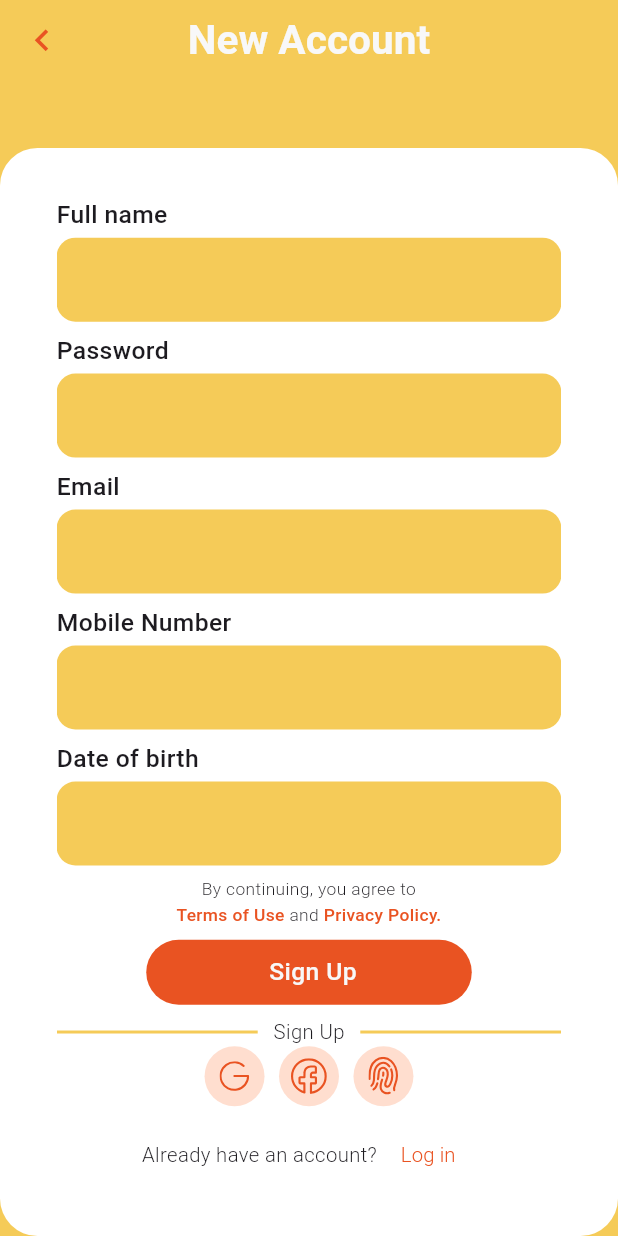
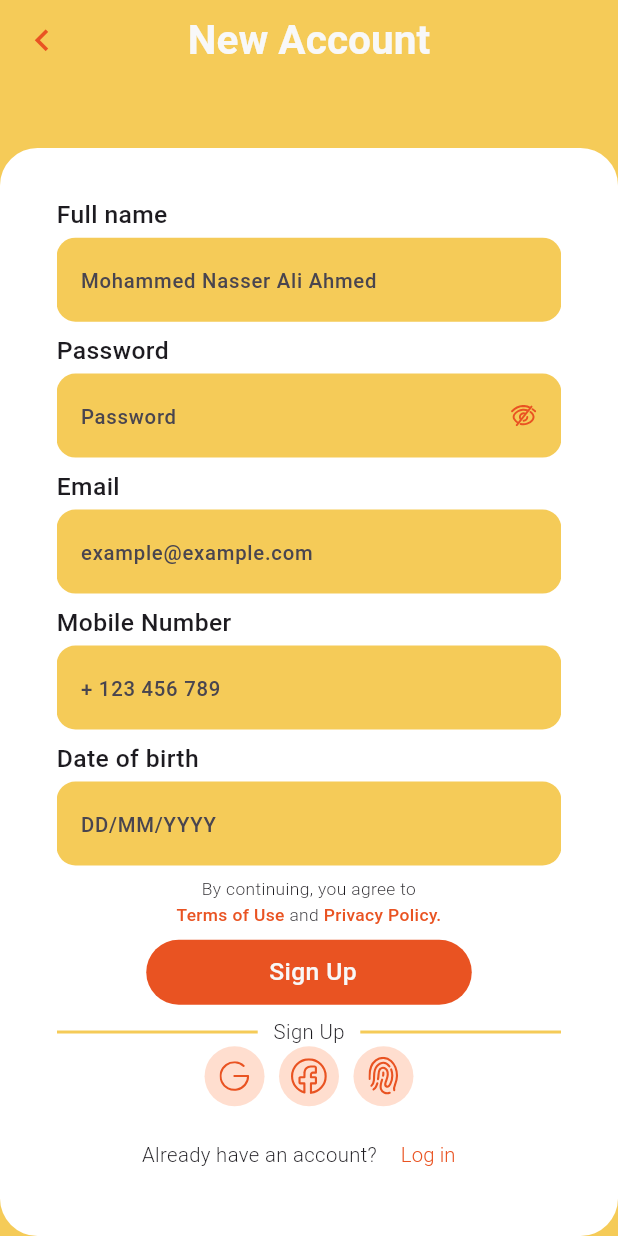
Before and after one commit to Mohammad2305/food_court, a Flutter app: the RegisterScreen screen opened by its route, on a phone screen of 412 x 824 dp. Run offline on Flutter 3.47's test engine with Material 3 defaults, Android fonts, the phone set to English and light mode, and no system bars; our stand-ins replace bloc, carousel_slider, firebase_auth, firebase_core, flutter_bloc, flutter_screenutil and 4 more; missing offline and left inert: flutter_flip_card; accounts and stored records are empty; network calls fail.

Commit message:
set register and login with email and password functions

```diff
--- a/lib/cores/shared/themes/app_input_border_style.dart
+++ b/lib/cores/shared/themes/app_input_border_style.dart
@@ -1,6 +1,5 @@
 import 'package:flutter/material.dart';
 import 'package:flutter_screenutil/flutter_screenutil.dart';
-import '../../utils/constants/app_colors.dart';
 
 class AppBorderStyles {
   static InputBorder border = OutlineInputBorder(
--- /dev/null
+++ b/lib/cores/shared/themes/input_themes.dart
@@ -0,0 +1,15 @@
+import 'package:flutter/material.dart';
+import '../../utils/constants/app_colors.dart';
+import 'app_input_border_style.dart';
+
+class AppInputThemes{
+  static InputDecorationThemeData inputField = InputDecorationThemeData(
+    fillColor: AppColors.splashColor,
+    filled: true,
+    border: AppBorderStyles.border,
+    focusedBorder: AppBorderStyles.focusedBorder,
+    enabledBorder: AppBorderStyles.enabledBorder,
+    errorBorder: AppBorderStyles.errorBorder,
+    disabledBorder: AppBorderStyles.disabledBorder,
+  );
+}
--- a/lib/cores/shared/ui/widgets/custom_input.dart
+++ b/lib/cores/shared/ui/widgets/custom_input.dart
@@ -4,7 +4,9 @@ import 'package:food_court/cores/shared/themes/app_text_styles.dart';
 
 class CustomInput extends StatelessWidget {
   final String? inputTitle;
-  const CustomInput({super.key, this.inputTitle});
+  final TextEditingController inputController;
+  final String hintText;
+  const CustomInput({super.key, this.inputTitle, required this.inputController, required this.hintText});
 
   @override
   Widget build(BuildContext context) {
@@ -16,7 +18,13 @@ class CustomInput extends StatelessWidget {
           inputTitle??"",
           style: inputTitle==null ? AppTextStyles.zero : AppTextStyles.textFtS17FW500,
         ),
-        TextFormField(),
+        TextFormField(
+          controller: inputController,
+          decoration: InputDecoration(
+            hintText: hintText,
+            hintStyle: AppTextStyles.textFtS14FW500
+          ),
+        ),
       ],
     );
   }
--- a/lib/features/auth/presentation/ui/pages/login/widgets/login_form.dart
+++ b/lib/features/auth/presentation/ui/pages/login/widgets/login_form.dart
@@ -22,8 +22,10 @@ class LoginForm extends StatelessWidget {
         children: [
           CustomInput(
             inputTitle: "Email or Mobile Number",
+            hintText: "example@example.com",
+            inputController: TextEditingController(),
           ),
-          PasswordInput(),
+          PasswordInput(inputController: TextEditingController(),),
           TextButton(
             onPressed: () {
               Navigator.pushNamed(context, AppRoutes.setPasswordScreen);
--- a/lib/features/auth/presentation/ui/pages/register/widgets/register_form.dart
+++ b/lib/features/auth/presentation/ui/pages/register/widgets/register_form.dart
@@ -19,11 +19,27 @@ class RegisterForm extends StatelessWidget {
       child: Column(
         spacing: 8.h,
         children: [
-          CustomInput(inputTitle: "Full name"),
-          PasswordInput(),
-          CustomInput(inputTitle: "Email"),
-          CustomInput(inputTitle: "Mobile Number"),
-          CustomInput(inputTitle: "Date of birth"),
+          CustomInput(
+            inputTitle: "Full name",
+            hintText: "Mohammed Nasser Ali Ahmed",
+            inputController: TextEditingController(),
+          ),
+          PasswordInput(inputController: TextEditingController(),),
+          CustomInput(
+            inputTitle: "Email",
+            hintText: "example@example.com",
+            inputController: TextEditingController(),
+          ),
+          CustomInput(
+            inputTitle: "Mobile Number",
+            hintText: "+ 123 456 789",
+            inputController: TextEditingController(),
+          ),
+          CustomInput(
+            inputTitle: "Date of birth",
+            hintText: "DD/MM/YYYY",
+            inputController: TextEditingController(),
+          ),
           TermsPrivacy(),
           CustomButton(
             onTap: () {},
@@ -33,7 +49,7 @@ class RegisterForm extends StatelessWidget {
             textColor: AppColors.whiteText,
             label: "Sign Up",
           ).centering,
-        ]
+        ],
       ),
     );
   }
--- a/lib/features/auth/presentation/ui/widgets/password_input.dart
+++ b/lib/features/auth/presentation/ui/widgets/password_input.dart
@@ -1,11 +1,27 @@
 import 'package:flutter/material.dart';
 import 'package:flutter_screenutil/flutter_screenutil.dart';
+import 'package:flutter_svg/flutter_svg.dart';
 import 'package:food_court/cores/shared/themes/app_text_styles.dart';
+import 'package:food_court/cores/utils/constants/app_assets.dart';
+import 'package:food_court/cores/utils/extensions/paddings.dart';
 
-class PasswordInput extends StatelessWidget {
+class PasswordInput extends StatefulWidget {
   final String? inputTitle;
-  const PasswordInput({super.key, this.inputTitle});
+  final TextEditingController inputController;
 
+  const PasswordInput({
+    super.key,
+    this.inputTitle,
+    required this.inputController,
+  });
+
+  @override
+  State<PasswordInput> createState() => _PasswordInputState();
+}
+
+
+class _PasswordInputState extends State<PasswordInput> {
+  bool isSecure= true;
   @override
   Widget build(BuildContext context) {
     return Column(
@@ -13,10 +29,28 @@ class PasswordInput extends StatelessWidget {
       spacing: 3.h,
       children: [
         Text(
-          inputTitle==null ? "Password" : "$inputTitle Password",
+          widget.inputTitle == null ? "Password" : "${widget.inputTitle} Password",
           style: AppTextStyles.textFtS17FW500,
         ),
-        TextFormField(),
+        TextFormField(
+          controller: widget.inputController,
+          obscureText: isSecure,
+          decoration: InputDecoration(
+            hintText: widget.inputTitle == null ? "Password" : "${widget.inputTitle} Password",
+            hintStyle: AppTextStyles.textFtS14FW500,
+            suffixIcon: InkWell(
+              onTap: () {
+                setState(() {
+                  isSecure = !isSecure;
+                });
+              },
+              child: SvgPicture.asset(
+                isSecure ? AppAssets.closeEye : AppAssets.openEye,
+              ).onlyPadding(right: 16.w),
+            ),
+            suffixIconConstraints: BoxConstraints(maxWidth: 32.w),
+          ),
+        ),
       ],
     );
   }
--- a/lib/features/auth/presentation/ui/widgets/platforms_signs.dart
+++ b/lib/features/auth/presentation/ui/widgets/platforms_signs.dart
@@ -1,7 +1,5 @@
 import 'package:flutter/material.dart';
 import 'package:flutter_screenutil/flutter_screenutil.dart';
-import 'package:flutter_svg/svg.dart';
-import 'package:flutter_svg/svg.dart';
 import 'package:flutter_svg/svg.dart';
 import 'package:food_court/cores/shared/routing/app_routes.dart';
 import 'package:food_court/cores/shared/themes/app_text_styles.dart';
--- a/lib/features/orders/presentation/ui/pages/cancel-order/widgets/cancel_reason.dart
+++ b/lib/features/orders/presentation/ui/pages/cancel-order/widgets/cancel_reason.dart
@@ -36,6 +36,8 @@ class CancelReasons extends StatelessWidget {
         ),
         CustomInput(
           inputTitle: "others".firstCharacterUpper,
+          hintText: "Others",
+          inputController: TextEditingController(),
         ).onlyPadding(bottom: 30.h),
       ],
     );
--- a/lib/features/orders/presentation/ui/pages/order_review/order_review_screen.dart
+++ b/lib/features/orders/presentation/ui/pages/order_review/order_review_screen.dart
@@ -49,7 +49,10 @@ class OrderReviewScreen extends StatelessWidget {
               style: AppTextStyles.textFtS17FW300,
               textAlign: TextAlign.center,
             ).onlyPadding(bottom: 7.h),
-            CustomInput().onlyPadding(bottom: 30.h),
+            CustomInput(
+              hintText: "Leave Comment",
+              inputController: TextEditingController(),
+            ).onlyPadding(bottom: 30.h),
             ReviewActions()
           ],
         ).scrolling,
--- a/lib/food_court_app.dart
+++ b/lib/food_court_app.dart
@@ -19,6 +19,8 @@ class FoodCourtApp extends StatelessWidget {
           onGenerateRoute: RouteNavigator.onGenerateRoute,
           initialRoute: AppRoutes.splashScreen,
           theme: AppThemes.lightTheme,
+          darkTheme: AppThemes.darkTheme,
+          themeMode: ThemeMode.dark,
         );
       },
     );
```
Also changed, not shown: lib/cores/shared/themes/app_themes.dart (+8 -11 lines), lib/features/account/presentation/ui/widgets/edit_account_info_form.dart (+24 -8 lines), lib/features/auth/data/repo/auth_repo_impl.dart (added, +60 -0 lines), lib/features/auth/domain/repo/auth_repo.dart (added, +17 -0 lines), lib/features/auth/presentation/ui/pages/set_password/widgets/set_password_form.dart (+5 -2 lines), lib/features/delivery_address/presentation/ui/pages/new_address/widgets/new_address_form.dart (+10 -2 lines), lib/features/payment/presentation/ui/pages/add_card/widgets/add_card_form.dart (+28 -8 lines), lib/main.dart (+7 -7 lines).
